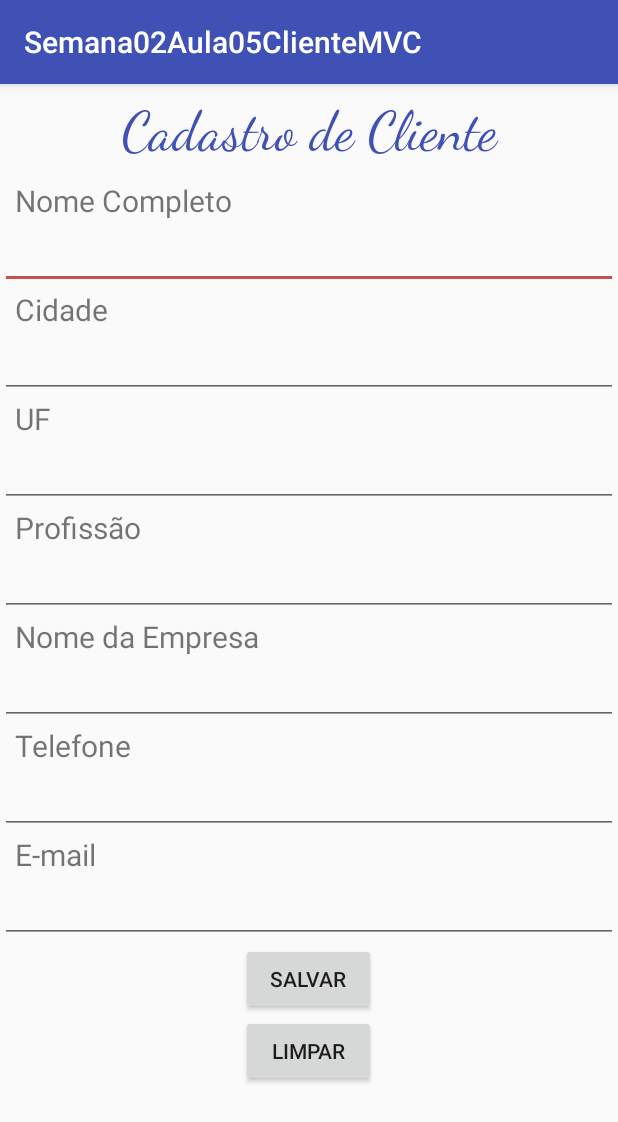
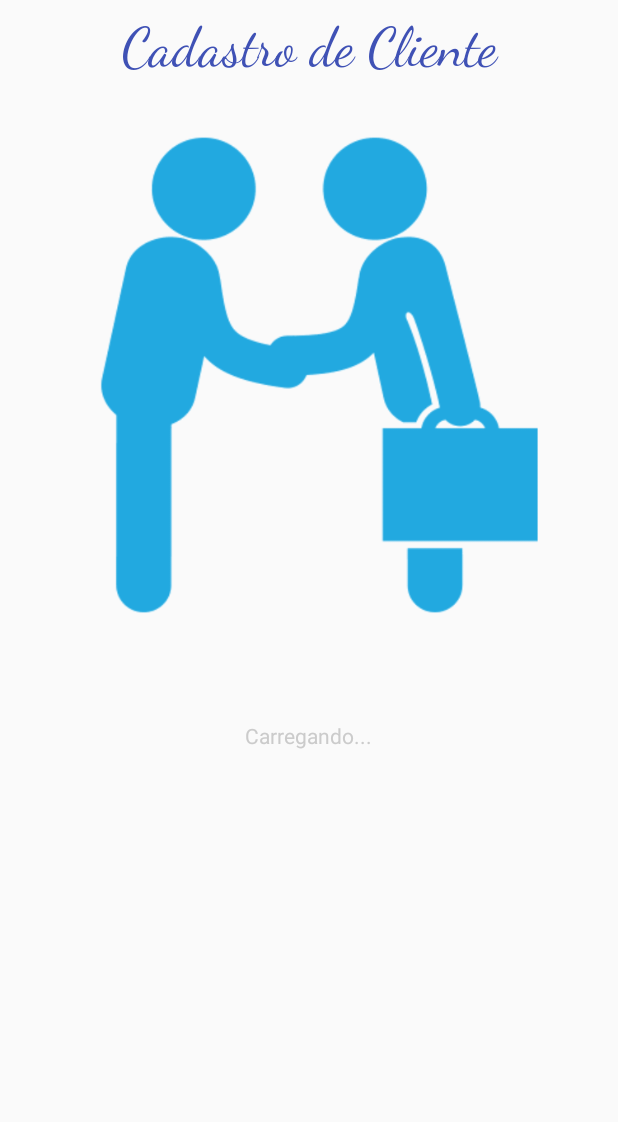
Before and after one commit to goncasthiago/SplashClienteMVC, an Android app: the first screen one second after launch (MainActivity before the commit, SplashActivity after it), on a phone screen of 412 x 824 dp. Shown: the top 1122 px of the screen. Run offline under Robolectric (Android 15) with nearby library versions, the phone set to English and light mode, and no system bars.

Commit message:
Formulário de Cliente completo com implementação do MVC.
Tela de Splash com timer de 4s.

Após clicar no botão limpar, o Scroll View volta para o início da activity.

Icone do app modificado.

```diff
--- a/app/src/main/AndroidManifest.xml
+++ b/app/src/main/AndroidManifest.xml
@@ -7,14 +7,17 @@
         android:icon="@mipmap/ic_launcher"
         android:label="@string/app_name"
         android:supportsRtl="true"
-        android:theme="@style/AppTheme">
-        <activity android:name=".MainActivity">
+        android:theme="@style/Theme.AppCompat.DayNight.NoActionBar">
+        <activity android:name=".SplashActivity">
             <intent-filter>
                 <action android:name="android.intent.action.MAIN" />
 
                 <category android:name="android.intent.category.LAUNCHER" />
             </intent-filter>
         </activity>
+        <activity
+            android:name=".MainActivity"
+            android:theme="@style/AppTheme"></activity>
     </application>
 
 </manifest>
--- /dev/null
+++ b/app/src/main/java/br/com/goncasthiago/semana02aula05clientemvc/SplashActivity.java
@@ -0,0 +1,29 @@
+package br.com.goncasthiago.semana02aula05clientemvc;
+
+import android.content.Intent;
+import android.os.Bundle;
+import android.os.Handler;
+import android.support.v7.app.AppCompatActivity;
+
+public class SplashActivity extends AppCompatActivity {
+
+    private final static int TIME_SPLASH = 4000;
+
+    @Override
+    protected void onCreate(Bundle savedInstanceState) {
+        super.onCreate(savedInstanceState);
+        setContentView(R.layout.activity_splash);
+
+        Handler handler = new Handler();
+        handler.postDelayed(new Runnable() {
+            @Override
+            public void run() {
+                Intent dashboard = new Intent(SplashActivity.this, MainActivity.class);
+                startActivity(dashboard);
+                finish();
+            }
+        }, TIME_SPLASH);
+
+
+    }
+}
--- /dev/null
+++ b/app/src/main/res/layout/activity_splash.xml
@@ -0,0 +1,41 @@
+<?xml version="1.0" encoding="utf-8"?>
+<RelativeLayout xmlns:android="http://schemas.android.com/apk/res/android"
+    xmlns:app="http://schemas.android.com/apk/res-auto"
+    xmlns:tools="http://schemas.android.com/tools"
+    android:id="@+id/activity_splash"
+    android:layout_width="match_parent"
+    android:layout_height="match_parent"
+    tools:context="br.com.goncasthiago.semana02aula05clientemvc.SplashActivity">
+
+    <ImageView
+        android:id="@+id/logo"
+        android:layout_width="wrap_content"
+        android:layout_height="wrap_content"
+        android:scaleType="fitCenter"
+        app:srcCompat="@drawable/cliente" />
+
+    <TextView
+        android:id="@+id/textView2"
+        android:layout_width="match_parent"
+        android:layout_height="wrap_content"
+        android:layout_alignTop="@id/logo"
+        android:fontFamily="cursive"
+        android:gravity="center"
+        android:padding="@dimen/left_padding_margin"
+        android:text="@string/txtTitulo"
+        android:textColor="@color/colorPrimary"
+        android:textSize="@dimen/label_textotitulo_size" />
+
+
+    <TextView
+        android:id="@+id/titulo"
+        android:layout_width="wrap_content"
+        android:layout_height="wrap_content"
+        android:layout_alignBottom="@+id/logo"
+        android:layout_centerHorizontal="true"
+        android:gravity="center"
+        android:text="@string/tituloSplash"
+        android:textAlignment="center"
+        android:textColor="@color/textoCinza" />
+
+</RelativeLayout>
--- a/app/src/main/res/values/colors.xml
+++ b/app/src/main/res/values/colors.xml
@@ -3,5 +3,6 @@
     <color name="colorPrimary">#3F51B5</color>
     <color name="colorPrimaryDark">#303F9F</color>
     <color name="colorAccent">#bab11111</color>
+    <color name="textoCinza">#dec3c3c3</color>
 
 </resources>
--- a/app/src/main/res/values/dimens.xml
+++ b/app/src/main/res/values/dimens.xml
@@ -1,6 +1,6 @@
 <resources>
     <!-- Default screen margins, per the Android Design guidelines. -->
-       <dimen name="activity_horizontal_margin">16dp</dimen>
+    <dimen name="activity_horizontal_margin">16dp</dimen>
     <dimen name="activity_vertical_margin">16dp</dimen>
     <dimen name="label_texto_size">20sp</dimen>
     <dimen name="label_textotitulo_size">36sp</dimen>
--- a/app/src/main/res/values/strings.xml
+++ b/app/src/main/res/values/strings.xml
@@ -1,5 +1,5 @@
 <resources>
-    <string name="app_name">Semana02Aula05ClienteMVC</string>
+    <string name="app_name">Splash - MVC</string>
 
     <string name="btnVoltar">Voltar</string>
     <string name="btnSair">Sair</string>
@@ -16,5 +16,6 @@
     <string name="txtEmail">E-mail</string>
     <string name="btnSalvar">Salvar</string>
     <string name="btnLimpar">Limpar</string>
+    <string name="tituloSplash">Carregando...</string>
 
 </resources>
```
Also changed, not shown: app/src/main/ic_launcher-web.png (added), app/src/main/res/drawable/cliente.png (added), app/src/main/res/mipmap-hdpi/ic_launcher.png, app/src/main/res/mipmap-mdpi/ic_launcher.png, app/src/main/res/mipmap-xhdpi/ic_launcher.png, app/src/main/res/mipmap-xxhdpi/ic_launcher.png, app/src/main/res/mipmap-xxxhdpi/ic_launcher.png.
